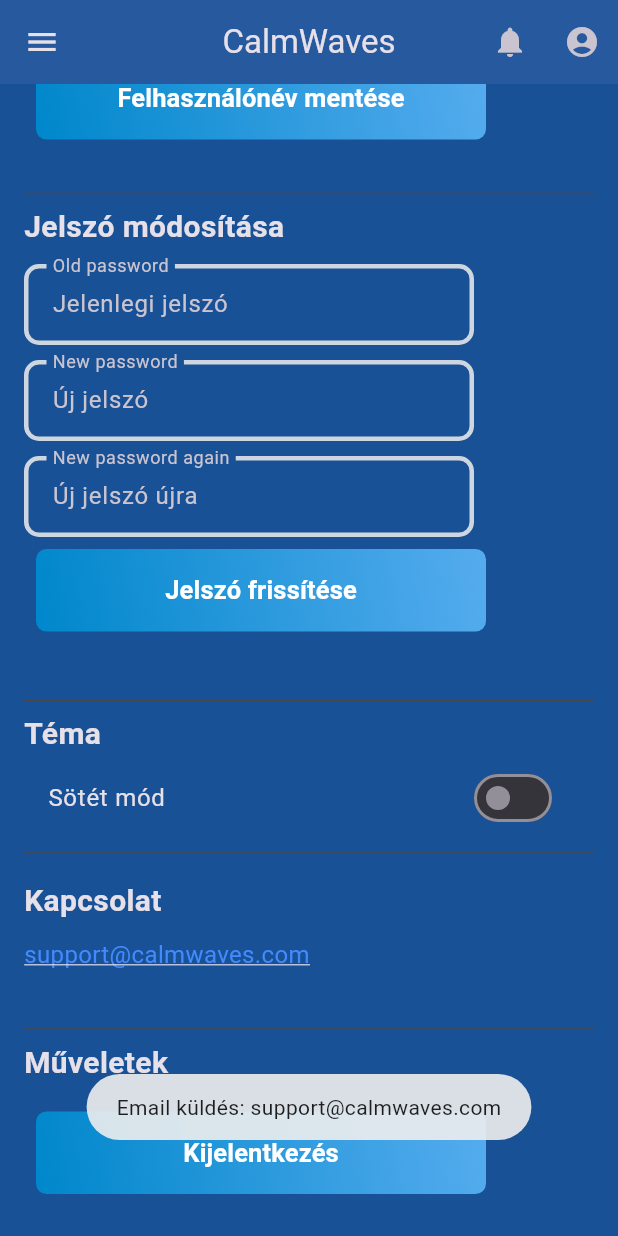
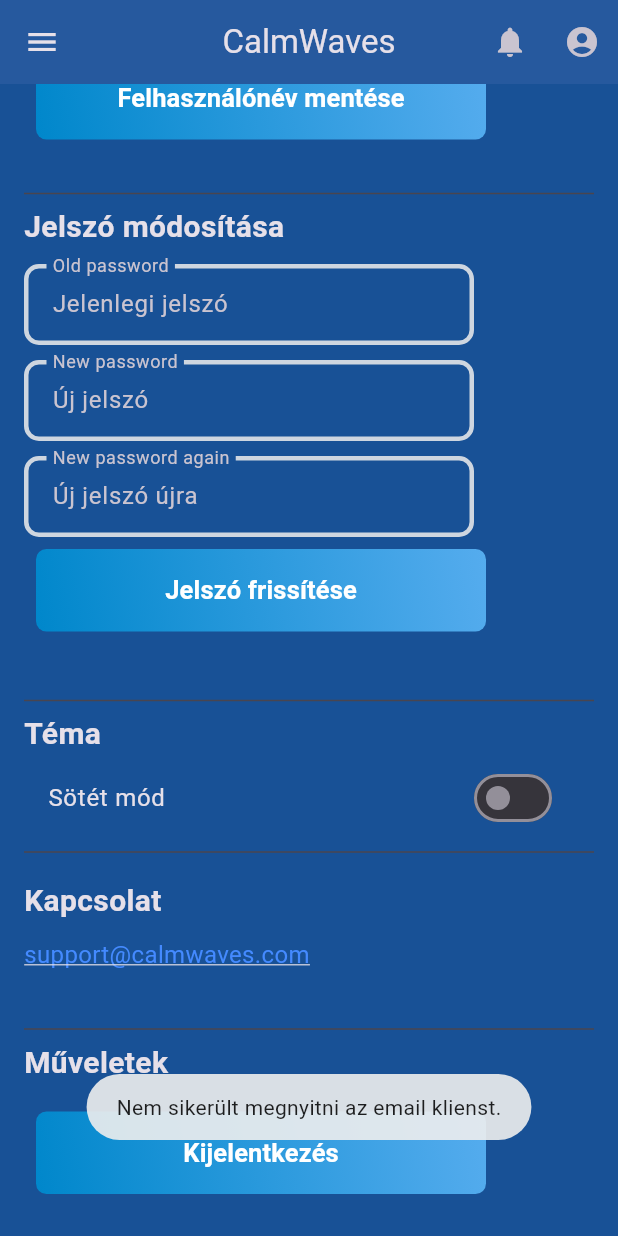
Before and after one commit to Pebber07/CalmWaves, a Flutter app: the SettingsScreen screen opened by its route, scrolled down 139 dp, after a tap on "support@calmwaves.com", on a phone screen of 412 x 824 dp. Run offline on Flutter 3.47's test engine with Material 3 defaults, Android fonts, the light colour scheme and no system bars; our stand-ins replace awesome_notifications, cloud_firestore, dash_chat_2, firebase_auth, firebase_core, firebase_storage and 5 more; missing offline and left inert: chat_gpt_sdk; accounts and stored records are empty; generated files the repository leaves out were written again.

Commit message:
Functioning support through email, on settings_screen

```diff
--- a/lib/pages/settings_screen.dart
+++ b/lib/pages/settings_screen.dart
@@ -6,6 +6,7 @@
 import "package:firebase_auth/firebase_auth.dart";
 import "package:flutter/material.dart";
 import "package:fluttertoast/fluttertoast.dart";
+import 'package:url_launcher/url_launcher.dart';
 
 class SettingsScreen extends StatefulWidget {
   const SettingsScreen({super.key});
@@ -99,6 +100,20 @@
     await FirebaseFirestore.instance.collection('users').doc(userId).update({
       'settings.theme': isDark ? 'dark' : 'light',
     });
+  }
+
+  void launchEmail() async {
+    final Uri emailLaunchUri = Uri(
+      scheme: 'mailto',
+      path: 'tapodinorman7@gmail.com',
+      query: Uri.encodeFull('subject=Támogatás&body=Kérdés/Kérés szövege:'),
+    );
+
+    if (await canLaunchUrl(emailLaunchUri)) {
+      await launchUrl(emailLaunchUri);
+    } else {
+      Fluttertoast.showToast(msg: "Nem sikerült megnyitni az email klienst.");
+    }
   }
 
   Future<void> _signOut() async {
@@ -204,8 +219,4 @@
       ),
     );
   }
-
-  void launchEmail() {
-    Fluttertoast.showToast(msg: "Email küldés: support@calmwaves.com"); //TODO
-  }
 }
```
